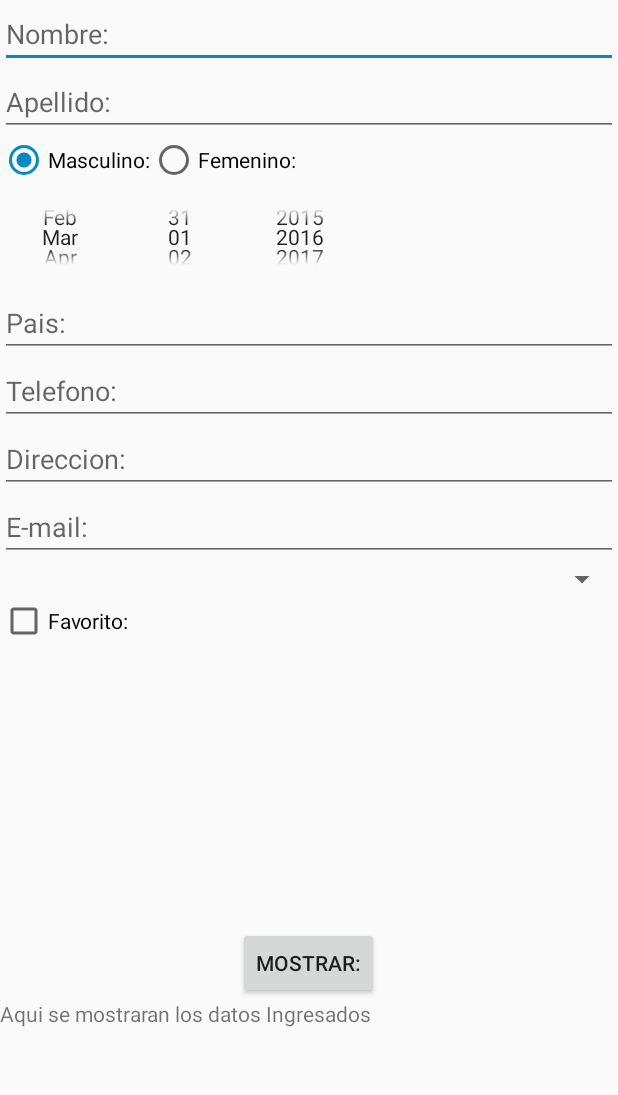
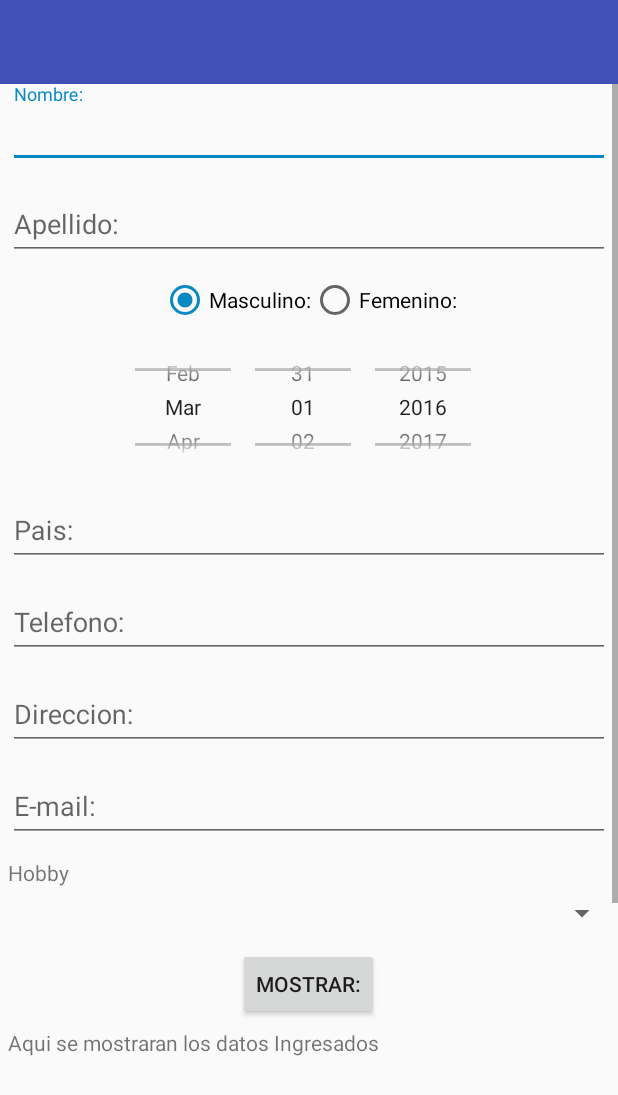
Before and after one commit to camigomez35/lab1_compumovil, an Android app: the layout activity_mail.xml on its own in the app's theme, with its tools: preview values and no code run, on a phone screen of 412 x 824 dp. Shown: the top 1095 px of the screen. Run offline under Robolectric (Android 15) with nearby library versions, the phone set to English and light mode, and no system bars.

Commit message:
actualizacion interfaz

```diff
--- a/app/build.gradle
+++ b/app/build.gradle
@@ -6,7 +6,7 @@ android {
 
     defaultConfig {
         applicationId "co.edu.udea.compumovil.gr12.lab1ui"
-        minSdkVersion 22
+        minSdkVersion 21
         targetSdkVersion 23
         versionCode 1
         versionName "1.0"
--- a/app/src/main/res/layout-land/activity_mail.xml
+++ b/app/src/main/res/layout-land/activity_mail.xml
@@ -20,10 +20,13 @@
 
     </android.support.design.widget.AppBarLayout>
 
+    <LinearLayout
+        android:layout_width="match_parent"
+        android:layout_height="match_parent">
     <ScrollView
-        android:layout_width="match_parent"
+        android:layout_width="0dp"
         android:layout_height="match_parent"
-        android:layout_weight="1">
+        android:layout_weight="3">
 
 
         <RelativeLayout
@@ -35,30 +38,47 @@
             android:orientation="vertical">
 
 
+            <android.support.design.widget.TextInputLayout
+                android:id="@+id/input_nombre"
+                android:layout_width="match_parent"
+                android:layout_height="wrap_content">
+
                 <EditText
                     android:id="@+id/Nombre"
+                    style="@style/TextView"
                     android:layout_width="match_parent"
                     android:layout_height="wrap_content"
                     android:ems="10"
                     android:hint="@string/nombre"
                     android:inputType="textPersonName" />
+            </android.support.design.widget.TextInputLayout>
+
+            <android.support.design.widget.TextInputLayout
+                android:id="@+id/input_apellido"
+                android:layout_width="match_parent"
+                android:layout_height="wrap_content"
+                android:layout_below="@+id/input_nombre">
 
                 <EditText
                     android:id="@+id/Apellido"
+                    style="@style/TextView"
                     android:layout_width="match_parent"
                     android:layout_height="wrap_content"
-                android:layout_below="@id/Nombre"
+                    android:layout_below="@id/input_nombre"
                     android:ems="10"
                     android:hint="@string/apellido"
                     android:inputType="textPersonName" />
+            </android.support.design.widget.TextInputLayout>
 
             <RadioGroup
                 android:id="@+id/Sexo"
-                android:layout_width="372dp"
+                android:layout_width="wrap_content"
                 android:layout_height="wrap_content"
-                android:layout_below="@id/Apellido"
+                android:layout_below="@id/input_apellido"
                 android:orientation="horizontal"
-                android:checkedButton="@+id/Masculino">
+                android:checkedButton="@+id/Masculino"
+                android:layout_centerHorizontal="true"
+                style="@style/TextView">
 
                 <RadioButton
                     android:id="@+id/Masculino"
@@ -77,51 +97,93 @@
             <DatePicker
                 android:id="@+id/fecha"
                 android:layout_width="wrap_content"
-                android:layout_height="70dp"
+                android:layout_height="100dp"
                 android:layout_below="@id/Sexo"
                 android:calendarViewShown="false"
+                android:layout_centerHorizontal="true"
                 android:datePickerMode="spinner" />
 
-            <EditText
+            <android.support.design.widget.TextInputLayout
+                android:id="@+id/input_pais"
+                android:layout_width="match_parent"
+                android:layout_height="wrap_content"
+                android:layout_below="@id/fecha">
+
+                <AutoCompleteTextView
                     android:id="@+id/pais"
+                    style="@style/TextView"
                     android:layout_width="match_parent"
                     android:layout_height="wrap_content"
                     android:layout_below="@id/fecha"
                     android:hint="@string/pais" />
+            </android.support.design.widget.TextInputLayout>
+
+            <android.support.design.widget.TextInputLayout
+                android:id="@+id/input_telefono"
+                android:layout_width="match_parent"
+                android:layout_height="wrap_content"
+                android:layout_below="@id/input_pais">
 
                 <EditText
                     android:id="@+id/telefono"
+                    style="@style/TextView"
                     android:layout_width="match_parent"
                     android:layout_height="wrap_content"
-                android:layout_below="@id/pais"
                     android:ems="10"
                     android:hint="@string/telefono"
                     android:inputType="phone" />
+            </android.support.design.widget.TextInputLayout>
+
+
+            <android.support.design.widget.TextInputLayout
+                android:id="@+id/input_direccion"
+                android:layout_width="match_parent"
+                android:layout_height="wrap_content"
+                android:layout_below="@id/input_telefono">
 
                 <EditText
                     android:id="@+id/direccion"
+                    style="@style/TextView"
                     android:layout_width="match_parent"
                     android:layout_height="wrap_content"
-                android:layout_below="@id/telefono"
                     android:hint="@string/direccion" />
+            </android.support.design.widget.TextInputLayout>
+
+            <android.support.design.widget.TextInputLayout
+                android:id="@+id/input_email"
+                android:layout_width="match_parent"
+                android:layout_height="wrap_content"
+                android:layout_below="@id/input_direccion">
 
                 <EditText
                     android:id="@+id/email"
+                    style="@style/TextView"
                     android:layout_width="match_parent"
                     android:layout_height="wrap_content"
                     android:layout_below="@id/direccion"
                     android:ems="10"
                     android:hint="@string/email"
                     android:inputType="textEmailAddress" />
+            </android.support.design.widget.TextInputLayout>
 
+            <TextView
+                style="@style/TextView"
+                android:id="@+id/input_hobbies"
+                android:text="@string/hobby"
+                android:layout_width="match_parent"
+                android:layout_height="wrap_content"
+                android:layout_below="@id/input_email">
+
+            </TextView>
             <Spinner
                 android:id="@+id/hobbies"
                 android:layout_width="match_parent"
                 android:layout_height="wrap_content"
-                android:layout_below="@id/email" />
+                android:layout_below="@id/input_hobbies" />
 
             <CheckBox
                 android:id="@+id/favorito"
+                style="@style/TextView"
                 android:layout_width="wrap_content"
                 android:layout_height="wrap_content"
                 android:layout_below="@id/hobbies"
@@ -132,9 +194,9 @@
     </ScrollView>
 
     <ScrollView
-        android:layout_width="match_parent"
+        android:layout_width="0dp"
         android:layout_height="match_parent"
-        android:layout_weight="3">
+        android:layout_weight="1">
 
         <LinearLayout
             android:layout_width="match_parent"
@@ -151,11 +213,12 @@
                 android:text="@string/mostrar"/>
 
             <TextView
+                style="@style/TextView"
                 android:id="@+id/datos"
                 android:layout_width="match_parent"
                 android:layout_height="wrap_content"
                 android:text="@string/datos"/>
         </LinearLayout>
     </ScrollView>
-
     </LinearLayout>
+</LinearLayout>
--- a/app/src/main/res/layout/activity_mail.xml
+++ b/app/src/main/res/layout/activity_mail.xml
@@ -14,6 +14,13 @@
 
     </android.support.design.widget.AppBarLayout>
 
+    <android.support.v7.widget.Toolbar
+        android:id="@+id/toolbar"
+        android:layout_width="match_parent"
+        android:layout_height="?attr/actionBarSize"
+        android:background="?attr/colorPrimary"
+        app:popupTheme="@style/AppTheme.PopupOverlay" />
+
     <ScrollView
         android:layout_width="match_parent"
         android:layout_height="0dp"
@@ -28,33 +35,50 @@
             android:layout_below="@+id/view"
             android:orientation="vertical">
 
+            <android.support.design.widget.TextInputLayout
+                android:id="@+id/input_nombre"
+                android:layout_width="match_parent"
+                android:layout_height="wrap_content">
 
                 <EditText
                     android:id="@+id/Nombre"
+                    style="@style/TextView"
                     android:layout_width="match_parent"
                     android:layout_height="wrap_content"
                     android:ems="10"
                     android:hint="@string/nombre"
                     android:inputType="textPersonName" />
+            </android.support.design.widget.TextInputLayout>
+
+            <android.support.design.widget.TextInputLayout
+                android:id="@+id/input_apellido"
+                android:layout_width="match_parent"
+                android:layout_height="wrap_content"
+                android:layout_below="@+id/input_nombre">
 
                 <EditText
                     android:id="@+id/Apellido"
+                    style="@style/TextView"
                     android:layout_width="match_parent"
                     android:layout_height="wrap_content"
-                android:layout_below="@id/Nombre"
+                    android:layout_below="@id/input_nombre"
                     android:ems="10"
                     android:hint="@string/apellido"
                     android:inputType="textPersonName" />
+            </android.support.design.widget.TextInputLayout>
 
             <RadioGroup
                 android:id="@+id/Sexo"
-                android:layout_width="372dp"
+                style="@style/TextView"
+                android:layout_width="wrap_content"
                 android:layout_height="wrap_content"
-                android:layout_below="@id/Apellido"
-                android:orientation="horizontal"
-                android:checkedButton="@+id/Masculino">
+                android:layout_below="@id/input_apellido"
+                android:layout_centerHorizontal="true"
+                android:checkedButton="@+id/Masculino"
+                android:orientation="horizontal">
 
                 <RadioButton
+
                     android:id="@+id/Masculino"
                     android:layout_width="wrap_content"
                     android:layout_height="wrap_content"
@@ -71,51 +95,93 @@
             <DatePicker
                 android:id="@+id/fecha"
                 android:layout_width="wrap_content"
-                android:layout_height="70dp"
+                android:layout_height="100dp"
                 android:layout_below="@id/Sexo"
+                android:layout_centerHorizontal="true"
                 android:calendarViewShown="false"
                 android:datePickerMode="spinner" />
 
+            <android.support.design.widget.TextInputLayout
+                android:id="@+id/input_pais"
+                android:layout_width="match_parent"
+                android:layout_height="wrap_content"
+                android:layout_below="@id/fecha">
+
                 <AutoCompleteTextView
                     android:id="@+id/pais"
+                    style="@style/TextView"
                     android:layout_width="match_parent"
                     android:layout_height="wrap_content"
                     android:layout_below="@id/fecha"
                     android:hint="@string/pais" />
+            </android.support.design.widget.TextInputLayout>
+
+            <android.support.design.widget.TextInputLayout
+                android:id="@+id/input_telefono"
+                android:layout_width="match_parent"
+                android:layout_height="wrap_content"
+                android:layout_below="@id/input_pais">
 
                 <EditText
                     android:id="@+id/telefono"
+                    style="@style/TextView"
                     android:layout_width="match_parent"
                     android:layout_height="wrap_content"
-                android:layout_below="@id/pais"
                     android:ems="10"
                     android:hint="@string/telefono"
                     android:inputType="phone" />
+            </android.support.design.widget.TextInputLayout>
+
+
+            <android.support.design.widget.TextInputLayout
+                android:id="@+id/input_direccion"
+                android:layout_width="match_parent"
+                android:layout_height="wrap_content"
+                android:layout_below="@id/input_telefono">
 
                 <EditText
                     android:id="@+id/direccion"
+                    style="@style/TextView"
                     android:layout_width="match_parent"
                     android:layout_height="wrap_content"
-                android:layout_below="@id/telefono"
                     android:hint="@string/direccion" />
+            </android.support.design.widget.TextInputLayout>
+
+            <android.support.design.widget.TextInputLayout
+                android:id="@+id/input_email"
+                android:layout_width="match_parent"
+                android:layout_height="wrap_content"
+                android:layout_below="@id/input_direccion">
 
                 <EditText
                     android:id="@+id/email"
+                    style="@style/TextView"
                     android:layout_width="match_parent"
                     android:layout_height="wrap_content"
                     android:layout_below="@id/direccion"
                     android:ems="10"
                     android:hint="@string/email"
                     android:inputType="textEmailAddress" />
+            </android.support.design.widget.TextInputLayout>
 
+            <TextView
+                style="@style/TextView"
+                android:id="@+id/input_hobbies"
+                android:text="@string/hobby"
+                android:layout_width="match_parent"
+                android:layout_height="wrap_content"
+                android:layout_below="@id/input_email">
+
+            </TextView>
             <Spinner
                 android:id="@+id/hobbies"
                 android:layout_width="match_parent"
                 android:layout_height="wrap_content"
-                android:layout_below="@id/email" />
+                android:layout_below="@id/input_hobbies" />
 
             <CheckBox
                 android:id="@+id/favorito"
+                style="@style/TextView"
                 android:layout_width="wrap_content"
                 android:layout_height="wrap_content"
                 android:layout_below="@id/hobbies"
@@ -142,13 +208,14 @@
                 android:layout_width="wrap_content"
                 android:layout_height="wrap_content"
                 android:layout_gravity="center_horizontal"
-                android:text="@string/mostrar"/>
+                android:text="@string/mostrar" />
 
             <TextView
                 android:id="@+id/datos"
+                style="@style/TextView"
                 android:layout_width="match_parent"
                 android:layout_height="wrap_content"
-                android:text="@string/datos"/>
+                android:text="@string/datos" />
         </LinearLayout>
     </ScrollView>
 
--- a/app/src/main/res/values/styles.xml
+++ b/app/src/main/res/values/styles.xml
@@ -6,6 +6,13 @@
         <item name="colorPrimary">@color/colorPrimary</item>
         <item name="colorPrimaryDark">@color/colorPrimaryDark</item>
         <item name="colorAccent">@color/colorAccent</item>
+
+
+    </style>
+    <style name="TextView">
+        <item name="android:layout_margin">5dp</item>
+
+
     </style>
 
     <style name="AppTheme.NoActionBar">
```
Lines whose indentation alone changed are shown as unchanged.
